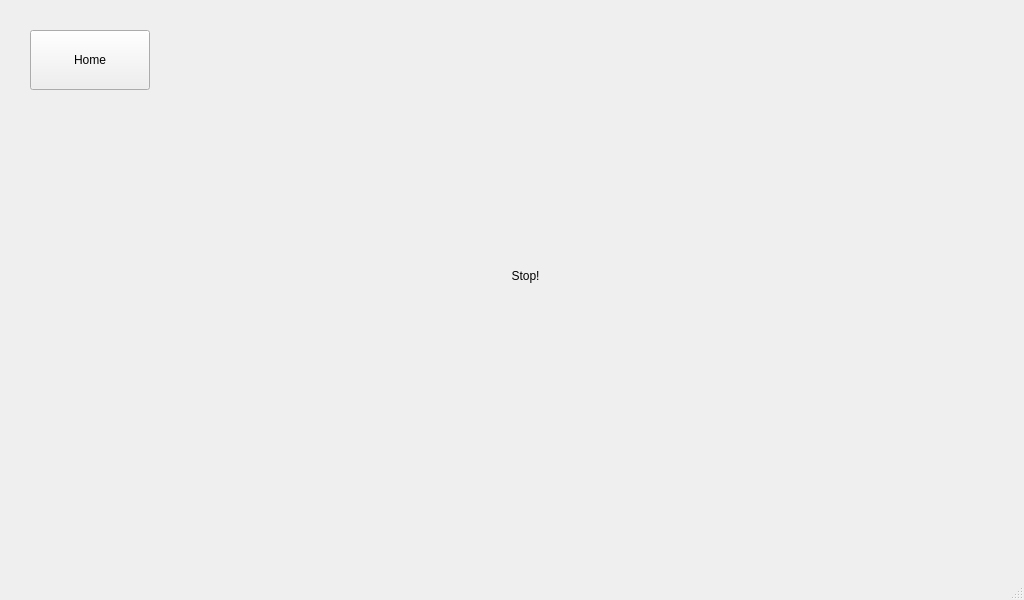
The window that ui_workspace/stop.ui (chohs1221/Capstone_Project) describes before a commit, drawn with Qt 5.
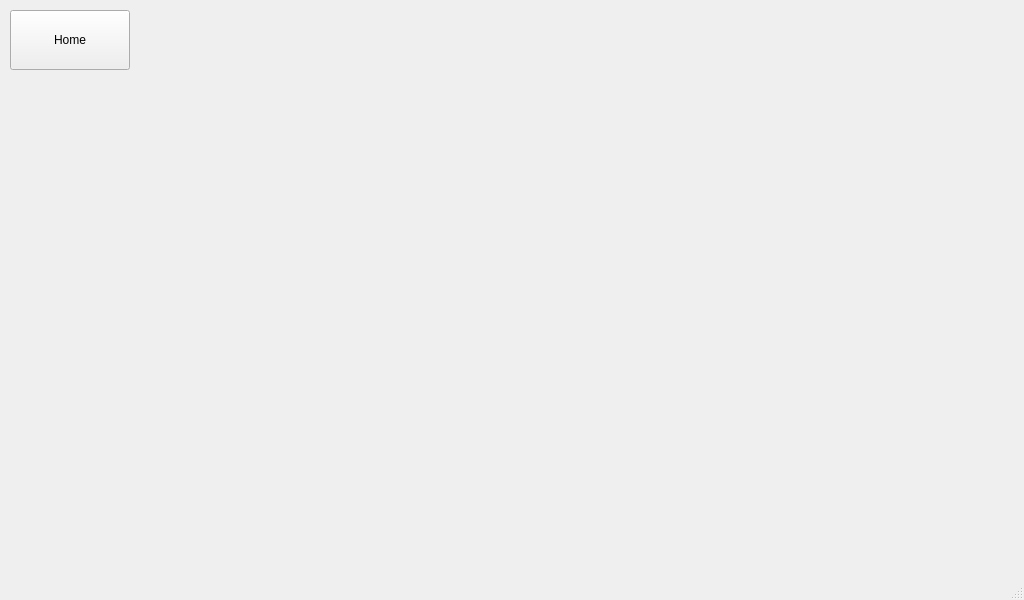
The same window after the commit.

Diff of the .ui file:
```diff
--- a/ui_workspace/stop.ui
+++ b/ui_workspace/stop.ui
@@ -20,8 +20,8 @@
    <widget class="QPushButton" name="q_btn_home">
     <property name="geometry">
      <rect>
-      <x>30</x>
-      <y>30</y>
+      <x>10</x>
+      <y>10</y>
       <width>120</width>
       <height>60</height>
      </rect>
@@ -36,17 +36,17 @@
    <widget class="QLabel" name="label">
     <property name="geometry">
      <rect>
-      <x>190</x>
-      <y>100</y>
-      <width>671</width>
-      <height>351</height>
+      <x>10</x>
+      <y>80</y>
+      <width>1000</width>
+      <height>460</height>
      </rect>
     </property>
     <property name="cursor">
      <cursorShape>BlankCursor</cursorShape>
     </property>
     <property name="text">
-     <string>Stop!</string>
+     <string/>
     </property>
     <property name="alignment">
      <set>Qt::AlignCenter</set>
```
Left out of the diff: 2 changed lines with no effect on the pictures.
